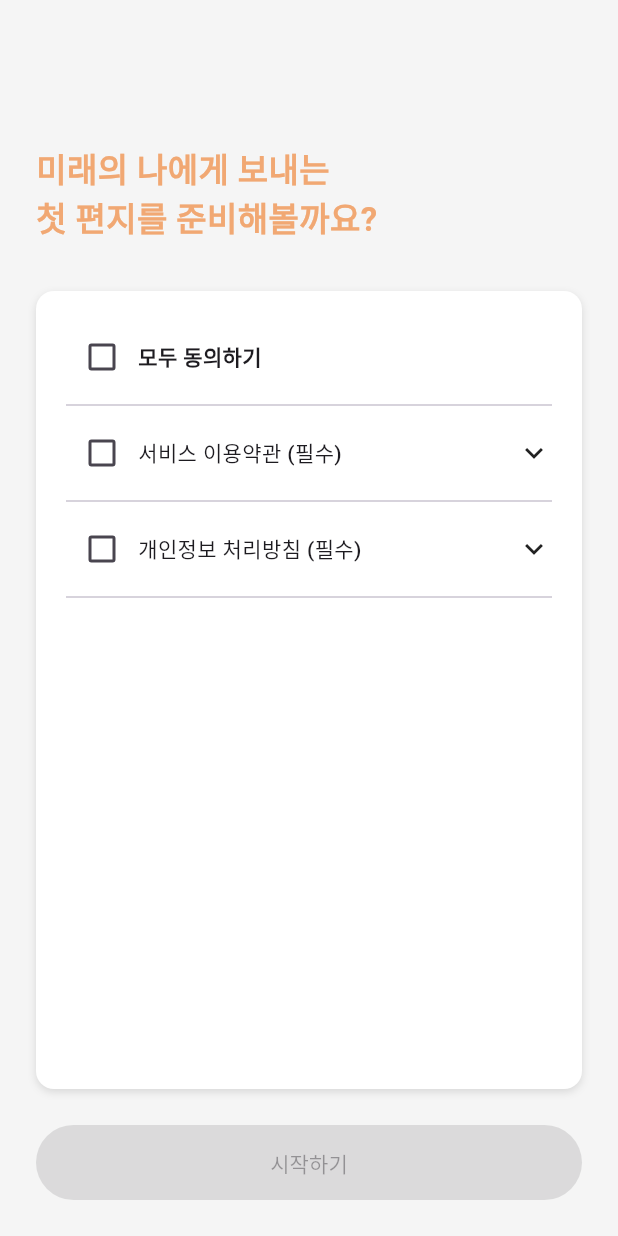
After one commit to Hoseok-Seong/Re_Tap_Frontend, a Flutter app: the AgreementScreen screen opened by its route, on a phone screen of 412 x 824 dp. The commit adds this screen. Run offline on Flutter 3.47's test engine with Material 3 defaults, Android fonts, the phone set to English and light mode, and no system bars; our stand-ins replace dio, flutter_dotenv, go_router, google_sign_in, shared_preferences; missing offline and left inert: flutter_naver_login, kakao_flutter_sdk_common, kakao_flutter_sdk_user; accounts and stored records are empty.

Commit message:
동의 화면 개발

```diff
--- a/lib/common/constants.dart
+++ b/lib/common/constants.dart
@@ -5,7 +5,8 @@ class AppConstant {
 }
 
 class AppColors {
-  static const Color primary = Color(0xFFE28C52);       // 따뜻한 오렌지
+  static const Color primary = Color(0xFFE28C52);
+  static const Color primaryLight = Color(0xFFF1A873);
   static const Color secondary = Color(0xFFFFD9A0);     // 연노랑
   static const Color background = Color(0xFFFDFCF9);    // 아이보리
   static const Color text = Color(0xFF333333);          // 진회색
--- /dev/null
+++ b/lib/common/privacy.dart
@@ -0,0 +1,30 @@
+const String privacyPolicy = '''
+제1조 (수집하는 개인정보 항목)
+서비스는 다음과 같은 개인정보를 수집합니다.
+- 필수 항목: 이메일 또는 소셜 로그인 정보 (Google, Kakao, Naver)
+- 선택 항목: 닉네임
+
+제2조 (개인정보 수집 및 이용 목적)
+수집한 개인정보는 다음 목적을 위해 사용됩니다.
+- 본인 확인 및 서비스 이용을 위한 사용자 식별
+- 편지 작성 및 전달 기능 제공
+- 서비스 운영 및 관리
+
+제3조 (개인정보 보유 및 이용 기간)
+- 회원 탈퇴 시 또는 서비스 종료 시 즉시 파기합니다.
+- 관련 법령에 따라 보존이 필요한 경우 해당 법령에 따릅니다.
+
+제4조 (개인정보 제3자 제공)
+서비스는 원칙적으로 이용자의 개인정보를 외부에 제공하지 않습니다.
+단, 사용자의 동의가 있거나 법령에 의한 경우에는 예외로 합니다.
+
+제5조 (개인정보 파기 절차 및 방법)
+수집된 개인정보는 목적 달성 후 지체 없이 다음과 같은 방법으로 파기합니다.
+- 전자적 파일 형태: 즉시 삭제 처리
+- 출력물: 분쇄 또는 소각
+
+제6조 (개인정보 보호 책임자)
+서비스는 개인정보 보호 관련 문의 및 요청 처리를 위해 다음과 같은 책임자를 지정합니다.
+- 책임자:
+- 이메일: readlater.help@gmail.com (예시)
+''';
--- /dev/null
+++ b/lib/common/terms.dart
@@ -0,0 +1,33 @@
+const String termsOfService = '''
+제1조 (목적)
+이 약관은 Read Later(이하 '서비스')가 제공하는 모든 서비스의 이용조건 및 절차, 이용자와 서비스 간의 권리, 의무 및 책임사항을 규정함을 목적으로 합니다.
+
+제2조 (정의)
+1. '서비스'란 사용자가 미래의 자신에게 편지를 작성하고 전달 받을 수 있도록 Read Later가 제공하는 기능 일체를 의미합니다.
+2. '이용자'란 본 약관에 따라 서비스를 이용하는 자를 말합니다.
+
+제3조 (약관 동의)
+이용자는 서비스 가입 또는 이용 과정에서 본 약관에 동의함으로써 효력이 발생합니다.
+
+제4조 (서비스 제공)
+1. 서비스는 다음과 같은 기능을 제공합니다.
+  - 편지 작성 및 저장
+  - 미래 날짜에 편지 전달
+  - 기타 서비스가 제공하는 부가 기능
+2. 서비스 제공은 회사의 운영 정책에 따라 변경 또는 종료될 수 있습니다.
+
+제5조 (이용자의 의무)
+이용자는 다음 행위를 해서는 안 됩니다.
+1. 타인의 정보를 도용하거나 허위 정보를 입력하는 행위
+2. 서비스 운영을 방해하거나 장애를 일으키는 행위
+3. 법령 또는 공서양속에 위반되는 행위
+
+제6조 (개인정보 보호)
+서비스는 개인정보 보호 관련 법령을 준수하며, 개인정보 처리방침에 따라 이용자의 개인정보를 보호합니다.
+
+제7조 (서비스 변경 및 종료)
+서비스는 운영상, 기술상 필요에 따라 서비스의 전부 또는 일부를 변경하거나 종료할 수 있습니다.
+
+제8조 (면책)
+서비스는 천재지변, 시스템 장애, 이용자의 귀책 사유 등 불가항력적인 사유로 인해 서비스 이용에 장애가 발생한 경우 책임을 지지 않습니다.
+''';
--- a/lib/routes/app_router.dart
+++ b/lib/routes/app_router.dart
@@ -1,5 +1,7 @@
+import 'package:future_letter/screens/agreement_screen.dart';
 import 'package:future_letter/screens/my_page_screen.dart';
 import 'package:future_letter/screens/notification_screen.dart';
+import 'package:future_letter/screens/welcome_screen.dart';
 import 'package:go_router/go_router.dart';
 
 import '../screens/settings_screen.dart';
@@ -28,7 +30,7 @@ class AppRouter {
       GoRoute(
         path: '/profile-setup',
         name: 'profile-setup',
-        builder: (context, state) => const ProfileSetupScreen(),
+        builder: (context, state) => const AgreementScreen(),
       ),
       GoRoute(
         path: '/home',
@@ -68,6 +70,11 @@ class AppRouter {
         name: 'settings',
         builder: (context, state) => const SettingsScreen(),
       ),
+      GoRoute(
+        path: '/welcome',
+        name: 'welcome',
+        builder: (context, state) => const WelcomeScreen(),
+      ),
     ],
   );
 }
--- /dev/null
+++ b/lib/screens/agreement_screen.dart
@@ -0,0 +1,181 @@
+import 'package:flutter/material.dart';
+import 'package:flutter/services.dart';
+import 'package:go_router/go_router.dart';
+import 'package:shared_preferences/shared_preferences.dart';
+
+import '../common/constants.dart';
+import '../common/privacy.dart';
+import '../common/terms.dart';
+
+class AgreementScreen extends StatefulWidget {
+  const AgreementScreen({super.key});
+
+  @override
+  State<AgreementScreen> createState() => _AgreementScreenState();
+}
+
+class _AgreementScreenState extends State<AgreementScreen> {
+  bool agreeAll = false;
+  bool agreeTerms = false;
+  bool agreePrivacy = false;
+  bool isExpandedTerms = false;
+  bool isExpandedPrivacy = false;
+
+  void _toggleAll(bool? value) {
+    final newValue = value ?? false;
+    setState(() {
+      agreeAll = newValue;
+      agreeTerms = newValue;
+      agreePrivacy = newValue;
+    });
+  }
+
+  void _toggleTerms(bool? value) {
+    setState(() {
+      agreeTerms = value ?? false;
+      agreeAll = agreeTerms && agreePrivacy;
+    });
+  }
+
+  void _togglePrivacy(bool? value) {
+    setState(() {
+      agreePrivacy = value ?? false;
+      agreeAll = agreeTerms && agreePrivacy;
+    });
+  }
+
+  void _saveAgreement() {
+    // 약관 저장 후 다음 화면으로 이동
+  }
+
+  Widget _buildAgreementTile({
+    required String title,
+    required bool value,
+    required ValueChanged<bool?> onChanged,
+    required String content,
+    required bool isExpanded,
+    required VoidCallback onExpand,
+  }) {
+    return Column(
+      crossAxisAlignment: CrossAxisAlignment.start,
+      children: [
+        InkWell(
+          onTap: onExpand,
+          child: Row(
+            children: [
+              Checkbox(value: value, onChanged: onChanged),
+              Expanded(
+                child: Text(
+                  title,
+                  style: const TextStyle(fontWeight: FontWeight.w500),
+                ),
+              ),
+              Icon(isExpanded ? Icons.expand_less : Icons.expand_more),
+            ],
+          ),
+        ),
+        if (isExpanded)
+          Container(
+            padding: const EdgeInsets.symmetric(horizontal: 8, vertical: 8),
+            child: Text(
+              content,
+              style: const TextStyle(fontSize: 14, height: 1.5),
+            ),
+          ),
+        const Divider(),
+      ],
+    );
+  }
+
+  @override
+  Widget build(BuildContext context) {
+    return Scaffold(
+      backgroundColor: Colors.grey[100],
+      appBar: AppBar(
+        systemOverlayStyle: SystemUiOverlayStyle(
+          statusBarColor: Colors.white,
+          statusBarIconBrightness: Brightness.dark,
+        ),
+        automaticallyImplyLeading: false,
+        backgroundColor: Colors.grey[100],
+        elevation: 0,
+      ),
+      body: Padding(
+        padding: const EdgeInsets.all(24),
+        child: Column(
+          crossAxisAlignment: CrossAxisAlignment.start,
+          children: [
+            const SizedBox(height: 16),
+            const Text(
+              '미래의 나에게 보내는\n첫 편지를 준비해볼까요?',
+              style: TextStyle(fontSize: 22, fontWeight: FontWeight.bold, color: AppColors.primaryLight),
+            ),
+            const SizedBox(height: 32),
+            Expanded(
+              child: Container(
+                padding: const EdgeInsets.all(20),
+                decoration: BoxDecoration(
+                  color: Colors.white,
+                  borderRadius: BorderRadius.circular(12),
+                  boxShadow: const [
+                    BoxShadow(
+                      color: Colors.black12,
+                      blurRadius: 4,
+                      offset: Offset(0, 2),
+                    ),
+                  ],
+                ),
+                child: ListView(
+                  children: [
+                    Row(
+                      children: [
+                        Checkbox(value: agreeAll, onChanged: _toggleAll),
+                        const Text(
+                          '모두 동의하기',
+                          style: TextStyle(fontWeight: FontWeight.bold),
+                        ),
+                      ],
+                    ),
+                    const Divider(),
+                    _buildAgreementTile(
+                      title: '서비스 이용약관 (필수)',
+                      value: agreeTerms,
+                      onChanged: _toggleTerms,
+                      content: termsOfService,
+                      isExpanded: isExpandedTerms,
+                      onExpand: () => setState(() => isExpandedTerms = !isExpandedTerms),
+                    ),
+                    _buildAgreementTile(
+                      title: '개인정보 처리방침 (필수)',
+                      value: agreePrivacy,
+                      onChanged: _togglePrivacy,
+                      content: privacyPolicy,
+                      isExpanded: isExpandedPrivacy,
+                      onExpand: () => setState(() => isExpandedPrivacy = !isExpandedPrivacy),
+                    ),
+                  ],
+                ),
+              ),
+            ),
+          ],
+        ),
+      ),
+      bottomNavigationBar: Padding(
+        padding: const EdgeInsets.fromLTRB(24, 0, 24, 24),
+        child: SizedBox(
+          width: double.infinity,
+          height: 50,
+          child: ElevatedButton(
+            style: ElevatedButton.styleFrom(
+              backgroundColor: agreeTerms && agreePrivacy
+                  ? AppColors.primary
+                  : Colors.grey.shade300,
+            ),
+            onPressed: agreeTerms && agreePrivacy ? _saveAgreement : null,
+            child: const Text('시작하기'),
+          ),
+        ),
+      ),
+    );
+  }
+}
```
Also changed, not shown: lib/screens/profile_setup_screen.dart (+123 -85 lines), lib/screens/welcome_screen.dart (added, +98 -0 lines).
